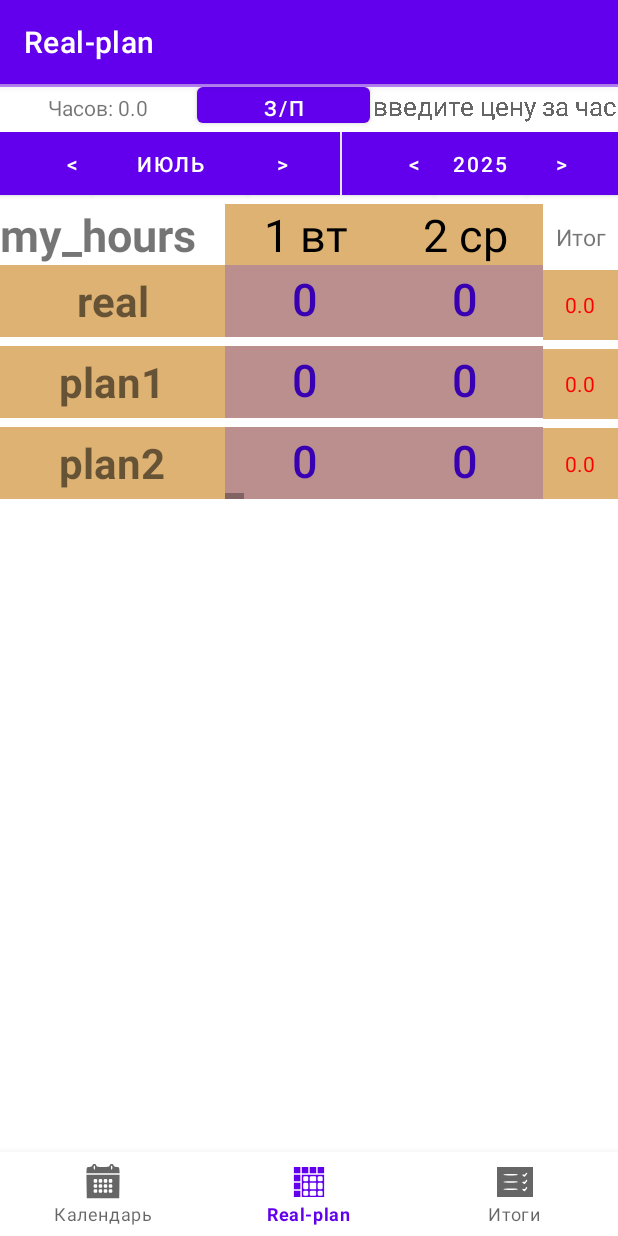
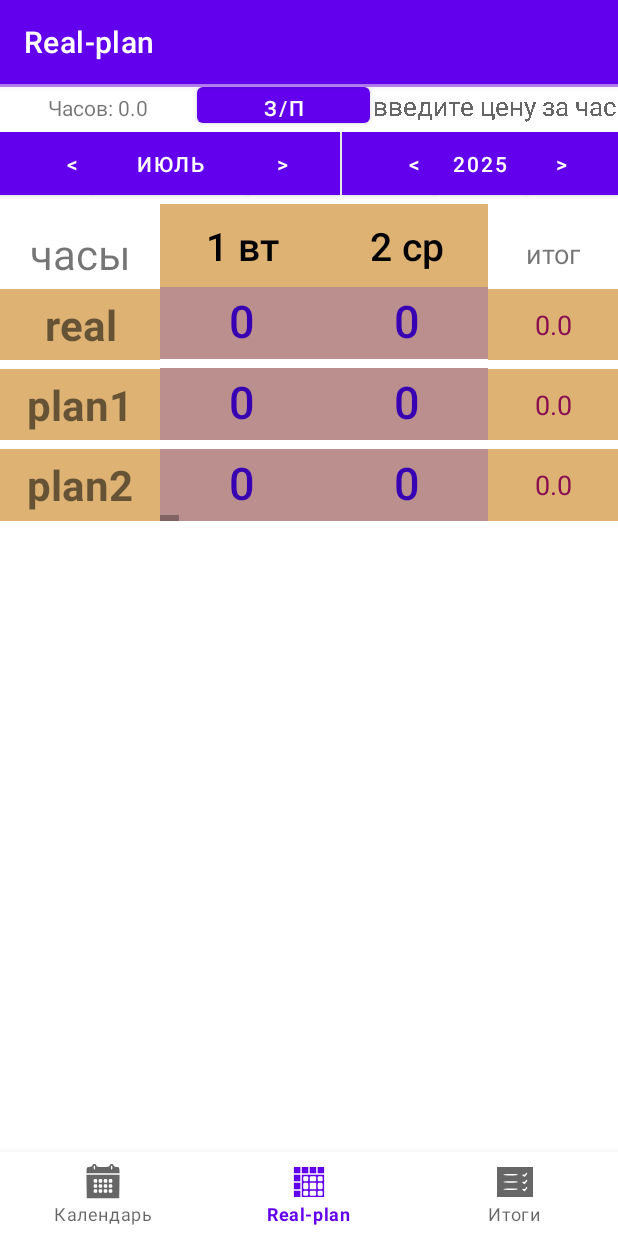
Before and after one commit to SVo7777777/EventsInCalendar, an Android app: the DashboardFragment screen opened through its navigation route, on a phone screen of 412 x 824 dp. Run offline under Robolectric (Android 15) with nearby library versions, the phone set to English and light mode, and no system bars; our stand-ins replace navigation-ui.

Commit message:
Commit from 20.07.2025

```diff
--- a/app/build.gradle.kts
+++ b/app/build.gradle.kts
@@ -10,8 +10,8 @@ android {
         applicationId = "com.example.calendarhours"
         minSdk = 24
         targetSdk = 34
-        versionCode = 1
-        versionName = "1.0"
+        versionCode = 2
+        versionName = "2.1"
 
         testInstrumentationRunner = "androidx.test.runner.AndroidJUnitRunner"
     }
--- a/app/src/main/java/com/example/calendarhours/MyWidget2.java
+++ b/app/src/main/java/com/example/calendarhours/MyWidget2.java
@@ -96,7 +96,7 @@ public class MyWidget2 extends AppWidgetProvider {
             intent.putExtra(AppWidgetManager.EXTRA_APPWIDGET_IDS, appWidgetIds);
             //intent.putExtra(AppWidgetManager.EXTRA_APPWIDGET_ID, widgetId);
             PendingIntent pendingIntent = PendingIntent.getBroadcast(context,
-                    widgetId, intent, PendingIntent.FLAG_UPDATE_CURRENT);
+                    widgetId, intent, PendingIntent.FLAG_UPDATE_CURRENT | PendingIntent.FLAG_IMMUTABLE);
             remoteViews.setOnClickPendingIntent(R.id.summary, pendingIntent);
 
             //открываем календарь при нажатии виджет
--- a/app/src/main/java/com/example/calendarhours/ui/dashboard/DashboardFragment.java
+++ b/app/src/main/java/com/example/calendarhours/ui/dashboard/DashboardFragment.java
@@ -27,6 +27,7 @@ import com.example.calendarhours.DatabaseHelper;
 import com.example.calendarhours.MyWidget2;
 import com.example.calendarhours.R;
 import com.example.calendarhours.databinding.FragmentDashboardBinding;
+import com.example.calendarhours.ui.home.HomeFragment;
 
 
 import java.text.SimpleDateFormat;
@@ -76,6 +77,9 @@ public class DashboardFragment extends Fragment {
 
     public int day_OfWeekOfFirstDayOfMonth;
     public int date_End;
+    //public HomeFragment homeFragment;
+
+
 
 
     @SuppressLint("SetTextI18n")
@@ -188,12 +192,18 @@ public class DashboardFragment extends Fragment {
             String mon = (String) month.getText();
             String ye = (String) year.getText();
             String month_year = mon + " " + ye;
+
+
+
+
             try {
                 split2 = h.split(" ");
                 System.out.println(Arrays.toString(split2));
                 System.out.println(split2[0]);
                 System.out.println(split2[1]);
                 String price = String.valueOf(editTextNumber.getText());
+                //String rt = String.valueOf(homeFragment.editTextNumber.getText());
+                //System.out.println("rt="+rt);
                 String hours = split2[1];
                 float p = Float.parseFloat(hours) * Float.parseFloat(price);
                 System.out.println(p);
@@ -261,7 +271,7 @@ public class DashboardFragment extends Fragment {
             int day_of_week = c.get(Calendar.DAY_OF_WEEK);
             String sDate = sdf.format(c.getTime());
             number_of_days[j].setText("");
-            number_of_days[j].setText((j + 1 + " " + day_weeks[day_of_week]));
+            number_of_days[j].setText((j + 1 + " "+day_weeks[day_of_week]));
             number_of_days[j].setBackgroundColor(number_of_days[j].getContext().getResources().getColor(R.color.work_day));
             number_of_days[j].setTextColor(number_of_days[j].getContext().getResources().getColor(R.color.black));
 
@@ -381,7 +391,8 @@ public class DashboardFragment extends Fragment {
         boolean search = mydb.checkDataExistOrNot(data, DatabaseHelper.TABLE);
         System.out.println("search: "+search);
         if (search) {
-            Toast.makeText(getActivity(), data + " уже есть!", Toast.LENGTH_SHORT).show();
+            //Toast.makeText(getActivity(), data + " уже есть!", Toast.LENGTH_SHORT).show();
+            System.out.println(data + " уже есть!");
             String h = mydb.getHours(data, DatabaseHelper.TABLE);
             String h1 = mydb.getHours(data, DatabaseHelper.TABLE1);
             String h2 = mydb.getHours(data, DatabaseHelper.TABLE2);
@@ -849,19 +860,21 @@ public class DashboardFragment extends Fragment {
     @SuppressLint("SetTextI18n")
     public void gridTable(){
         for (int i = 0; i < 33; i++){
-            number_of_days[i]=new TextView(getContext());
-            number_of_days[i].setText(Integer.toString(i + 1)); // Set text or other properties as needed
+            number_of_days[i]=new Button(getContext());
+            //number_of_days[i].setText(Integer. (i + 1)); // Set text or other properties as needed
             number_of_days[i].setId(i + 1);
-            number_of_days[i].setTextSize(30);
-            number_of_days[i].setWidth(160);
-            number_of_days[i].setGravity(Gravity.CENTER | Gravity.TOP);
+            number_of_days[i].setAllCaps(false);
+            //number_of_days[i].setTransformationMethod(null);
+            number_of_days[i].setTextSize(26);
+            number_of_days[i].setWidth(165);
+            number_of_days[i].setGravity(Gravity.CENTER);
             number_of_days[i].setBackgroundColor(LTGRAY);
 
             my_hours_of_days[i]=new Button(getContext());
             my_hours_of_days[i].setId(i + 1);
             my_hours_of_days[i].setTextSize(30);
             my_hours_of_days[i].setPadding(0,0,0,5);
-            my_hours_of_days[i].setWidth(160);
+            my_hours_of_days[i].setWidth(165);
             my_hours_of_days[i].setTextColor(my_hours_of_days[i].getContext().getResources().getColor(R.color.purple_700));
             my_hours_of_days[i].setGravity(Gravity.CENTER);
             my_hours_of_days[i].setBackgroundColor(0);
@@ -870,7 +883,7 @@ public class DashboardFragment extends Fragment {
             my_hours1_of_days[i].setId(i + 1);
             my_hours1_of_days[i].setTextSize(30);
             my_hours1_of_days[i].setPadding(0,0,0,5);
-            my_hours1_of_days[i].setWidth(160);
+            my_hours1_of_days[i].setWidth(165);
             my_hours1_of_days[i].setTextColor(my_hours_of_days[i].getContext().getResources().getColor(R.color.purple_700));
             my_hours1_of_days[i].setGravity(Gravity.CENTER);
             my_hours1_of_days[i].setBackgroundColor(0);
@@ -880,26 +893,43 @@ public class DashboardFragment extends Fragment {
             my_hours2_of_days[i].setTextSize(30);
             my_hours2_of_days[i].setPadding(0,0,0,5);
             my_hours2_of_days[i].setTextColor(my_hours_of_days[i].getContext().getResources().getColor(R.color.purple_700));
-            my_hours2_of_days[i].setWidth(160);
+            my_hours2_of_days[i].setWidth(165);
             my_hours2_of_days[i].setGravity(Gravity.CENTER);
             my_hours2_of_days[i].setBackgroundColor(0);
 
 
             if (i == 31) {
+                ViewGroup.LayoutParams params = new ViewGroup.LayoutParams(ViewGroup.LayoutParams.MATCH_PARENT, ViewGroup.LayoutParams.WRAP_CONTENT);
+                number_of_days[i].setLayoutParams(params);
+                my_hours_of_days[i].setLayoutParams(params);
+                my_hours1_of_days[i].setLayoutParams(params);
+                my_hours2_of_days[i].setLayoutParams(params);
+                params.width = 260;
                 number_of_days[i].setText("Итог");
-                number_of_days[i].setWidth(200);
+                //number_of_days[i].setWidth(260);
                 number_of_days[i].setBackgroundColor(number_of_days[i].getContext().getResources().getColor(R.color.purple_200));
-                my_hours_of_days[i].setWidth(200);
-                my_hours1_of_days[i].setWidth(200);
-                my_hours2_of_days[i].setWidth(200);
+                //my_hours_of_days[i].setWidth(260);
+//                my_hours1_of_days[i].setWidth(260);
+//                my_hours2_of_days[i].setWidth(260);
             }
             if (i == 32) {
+//                LinearLayout.LayoutParams params = new (LinearLayout.LayoutParams) number_of_days[i].getLayoutParams();
+//                params.width = 320;
+//                number_of_days[i].setLayoutParams(params);
+                ViewGroup.LayoutParams params = new ViewGroup.LayoutParams(ViewGroup.LayoutParams.MATCH_PARENT, ViewGroup.LayoutParams.WRAP_CONTENT);
+                number_of_days[i].setLayoutParams(params);
+                my_hours_of_days[i].setLayoutParams(params);
+                my_hours1_of_days[i].setLayoutParams(params);
+                my_hours2_of_days[i].setLayoutParams(params);
+                params.width = 380;
+
+                //number_of_days[i].getLayoutParams().width=300;
                 number_of_days[i].setText("З/п");
-                number_of_days[i].setWidth(250);
+                //number_of_days[i].setWidth(320);
                 number_of_days[i].setBackgroundColor(number_of_days[i].getContext().getResources().getColor(R.color.purple_200));
-                my_hours_of_days[i].setWidth(250);
-                my_hours1_of_days[i].setWidth(250);
-                my_hours2_of_days[i].setWidth(250);
+                //my_hours_of_days[i].setWidth(320);
+                //my_hours1_of_days[i].setWidth(320);
+                //my_hours2_of_days[i].setWidth(320);
             }
 
             days_month.addView(number_of_days[i]);
--- a/app/src/main/java/com/example/calendarhours/ui/home/HomeFragment.java
+++ b/app/src/main/java/com/example/calendarhours/ui/home/HomeFragment.java
@@ -31,6 +31,7 @@ import com.example.calendarhours.DatabaseHelper;
 import com.example.calendarhours.MyWidget2;
 import com.example.calendarhours.R;
 import com.example.calendarhours.databinding.FragmentHomeBinding;
+import com.example.calendarhours.ui.dashboard.DashboardFragment;
 
 import java.text.SimpleDateFormat;
 import java.util.Arrays;
@@ -179,7 +180,7 @@ public class HomeFragment extends Fragment {
         String sal = mydb.getSalary(data, DatabaseHelper.TABLE);
         System.out.println(sal);
         //boolean update_salary = mydb.updateSalary(id, month_year, String.valueOf(sal), "plan1");
-        if (price.equals("0.0") || price.isEmpty()){
+        if (price.equals("0.0") ){
             button2.setText("з/п");
             editTextNumber.setText("");
         }else {
@@ -199,12 +200,14 @@ public class HomeFragment extends Fragment {
             String mon = (String) month.getText();
             String ye = (String) year.getText();
             String month_year = mon + " " + ye;
+            DashboardFragment dashboardFragment = new DashboardFragment();
             try {
                 split2 = h.split(" ");
                 System.out.println(Arrays.toString(split2));
                 System.out.println(split2[0]);
                 System.out.println(split2[1]);
                 String price = String.valueOf(editTextNumber.getText());
+                dashboardFragment.editTextNumber.setText(price);
                 String hours = split2[1];
                 float p = Float.parseFloat(hours) * Float.parseFloat(price);
                 System.out.println(p);
@@ -335,7 +338,8 @@ public class HomeFragment extends Fragment {
         boolean search = mydb.checkDataExistOrNot(data, DatabaseHelper.TABLE);
         System.out.println("search: "+search);
         if (search) {
-            Toast.makeText(getActivity(), data + " уже есть!", Toast.LENGTH_SHORT).show();
+            //Toast.makeText(getActivity(), data + " уже есть!", Toast.LENGTH_SHORT).show();
+            System.out.println(data + " уже есть!");
             String h = mydb.getHours(data, DatabaseHelper.TABLE);
             //String s = mydb.getSum(data);
             System.out.println("за "+data+" часы: "+h);
--- a/app/src/main/res/layout/activity_review.xml
+++ b/app/src/main/res/layout/activity_review.xml
@@ -102,10 +102,15 @@
             android:text="close" />
 
     </LinearLayout>
+    <ScrollView
+        android:layout_width="match_parent"
+        android:layout_height="match_parent">
 
         <androidx.gridlayout.widget.GridLayout
             android:layout_width="wrap_content"
             android:layout_height="wrap_content"
+            android:layout_gravity="center|top"
+            android:columnWidth="100dp"
             app:columnCount="3"
             app:rowCount="4">
 
@@ -213,5 +218,6 @@
                 app:layout_column="2"
                 app:layout_row="3" />
         </androidx.gridlayout.widget.GridLayout>
+    </ScrollView>
 
 </LinearLayout>
--- a/app/src/main/res/layout/fragment_dashboard.xml
+++ b/app/src/main/res/layout/fragment_dashboard.xml
@@ -175,7 +175,7 @@
 
                 <LinearLayout
                     android:id="@+id/list"
-                    android:layout_width="349dp"
+                    android:layout_width="300dp"
                     android:layout_height="match_parent"
                     android:layout_weight="1"
                     android:orientation="vertical"
@@ -185,10 +185,13 @@
                         android:id="@+id/textView"
                         android:layout_width="match_parent"
                         android:layout_height="wrap_content"
+                        android:layout_marginTop="9dp"
+                        android:layout_weight="1"
+                        android:gravity="center"
                         android:text="@string/hours"
-                        android:textSize="30sp"
-                        android:textStyle="bold"
-                        tools:ignore="HardcodedText" />
+                        android:textSize="28sp"
+                        android:textStyle="normal"
+                        tools:ignore="HardcodedText,NestedWeights" />
 
                     <TextView
                         android:id="@+id/textView1"
@@ -200,7 +203,7 @@
                         android:text="@string/my_hours"
                         android:textSize="28sp"
                         android:textStyle="bold"
-                        tools:ignore="HardcodedText" />
+                        tools:ignore="HardcodedText,NestedWeights" />
 
                     <TextView
                         android:id="@+id/textView4"
@@ -264,6 +267,7 @@
 
                         </LinearLayout>
 
+
                         <LinearLayout
                             android:id="@+id/my_hours"
                             android:layout_width="match_parent"
@@ -313,18 +317,22 @@
 
                 <LinearLayout
                     android:id="@+id/results"
-                    android:layout_width="250dp"
+                    android:layout_width="280dp"
                     android:layout_height="match_parent"
                     android:layout_weight="1"
-                    android:orientation="vertical">
+                    android:orientation="vertical"
+                    tools:ignore="UselessLeaf,TextSizeCheck">
 
                     <TextView
                         android:id="@+id/textView15"
                         android:layout_width="match_parent"
-                        android:layout_height="44dp"
+                        android:layout_height="wrap_content"
+                        android:layout_marginTop="9dp"
+                        android:layout_weight="1"
                         android:gravity="center"
-                        android:text="Итог"
-                        android:textSize="15sp"
+                        android:text="итог"
+                        android:textSize="18sp"
+                        android:textStyle="normal"
                         tools:ignore="HardcodedText,NestedWeights" />
 
                     <TextView
@@ -334,12 +342,18 @@
                         android:layout_weight="1"
                         android:background="@color/work_day"
                         android:gravity="center"
-                        android:textColor="@color/red" />
+                        android:text="@string/my_hours"
+                        android:textColor="#880E4F"
+                        android:textSize="18sp"
+                        android:textStyle="normal"
+                        tools:ignore="HardcodedText,NestedWeights" />
 
                     <TextView
                         android:id="@+id/textView17"
                         android:layout_width="match_parent"
-                        android:layout_height="6dp" />
+                        android:layout_height="6dp"
+                        android:textSize="30sp"
+                        tools:ignore="HardcodedText" />
 
                     <TextView
                         android:id="@+id/result1"
@@ -348,12 +362,18 @@
                         android:layout_weight="1"
                         android:background="@color/work_day"
                         android:gravity="center"
-                        android:textColor="@color/red" />
+                        android:text="@string/my_hours1"
+                        android:textColor="#880E4F"
+                        android:textSize="18sp"
+                        android:textStyle="normal"
+                        tools:ignore="HardcodedText" />
 
                     <TextView
                         android:id="@+id/textView19"
                         android:layout_width="match_parent"
-                        android:layout_height="6dp" />
+                        android:layout_height="6dp"
+                        android:textSize="30sp"
+                        tools:ignore="HardcodedText" />
 
                     <TextView
                         android:id="@+id/result2"
@@ -362,7 +382,11 @@
                         android:layout_weight="1"
                         android:background="@color/work_day"
                         android:gravity="center"
-                        android:textColor="@color/red" />
+                        android:text="@string/my_hours2"
+                        android:textColor="#880E4F"
+                        android:textSize="18sp"
+                        android:textStyle="normal"
+                        tools:ignore="HardcodedText" />
                 </LinearLayout>
             </LinearLayout>
 
--- a/app/src/main/res/layout/widget.xml
+++ b/app/src/main/res/layout/widget.xml
@@ -15,7 +15,7 @@
         android:layout_weight="102">
 
         <TextView
-            android:id="@+id/my_hours"
+            android:id="@+id/my_hou"
             android:layout_width="wrap_content"
             android:layout_height="wrap_content"
             android:layout_centerInParent="true"
--- a/app/src/main/res/values/strings.xml
+++ b/app/src/main/res/values/strings.xml
@@ -1,5 +1,5 @@
 <resources>
-    <string name="app_name">CalendarHours</string>
+    <string name="app_name">Календарь рабочих часов</string>
     <string name="title_home">Календарь</string>
     <string name="title_dashboard">Real-plan</string>
     <string name="title_notifications">Итоги</string>
@@ -8,7 +8,7 @@
     <string name="file_exist">В Вашем календаре пока нет событий! Выберите дату, запишите событие  и внесите!</string>
     <string name="salary">з/п</string>
     <string name="result_salary">Всего заработано :</string>
-    <string name="hours">my_hours</string>
+    <string name="hours">часы</string>
     <string name="my_hours">real</string>
     <string name="my_hours1">plan1</string>
     <string name="my_hours2">plan2</string>
```
Lines whose indentation alone changed are shown as unchanged.
